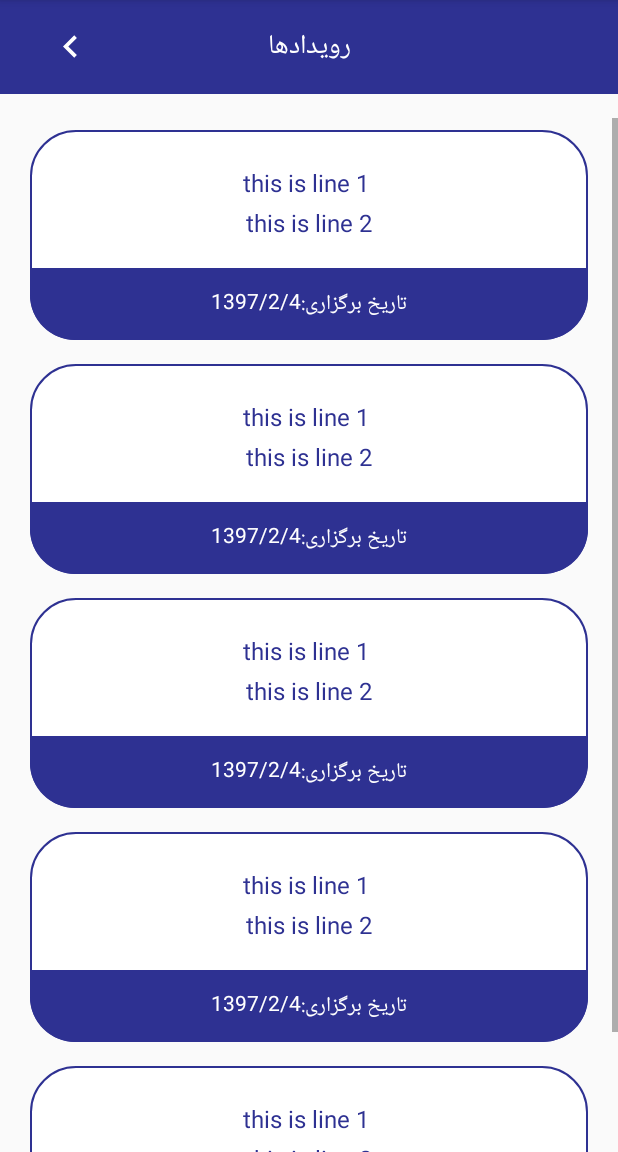
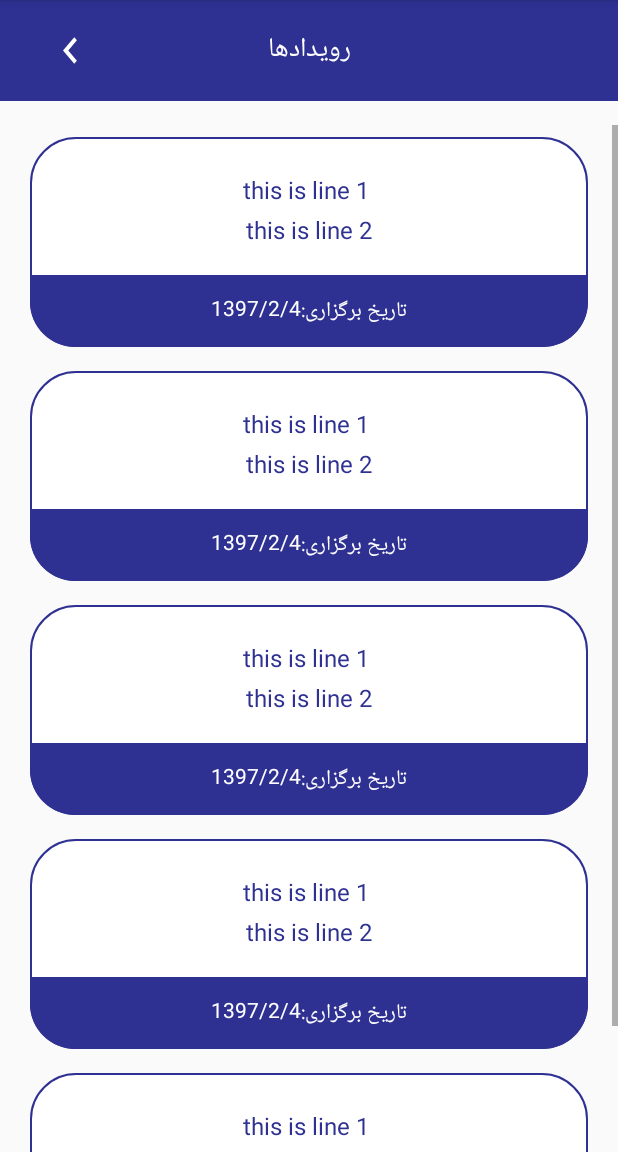
Before and after one commit to alpha-se-team/shirazu-uni-app, an Android app: the AllEvents screen opened directly, with no data from a screen before it, on a phone screen of 412 x 824 dp, the part 84-1236 px from its top. Run offline under Robolectric (Android 15) with nearby library versions, the phone set to English and light mode, and no system bars.

Commit message:
final changes

```diff
--- a/app/src/main/res/layout/activity_all_events.xml
+++ b/app/src/main/res/layout/activity_all_events.xml
@@ -19,7 +19,7 @@
         <Button
             android:id="@+id/back"
             android:layout_width="30dp"
-            android:layout_height="30dp"
+            android:layout_height="35dp"
             android:background="@drawable/back"
             android:layout_marginLeft="32dp"/>
 
```
